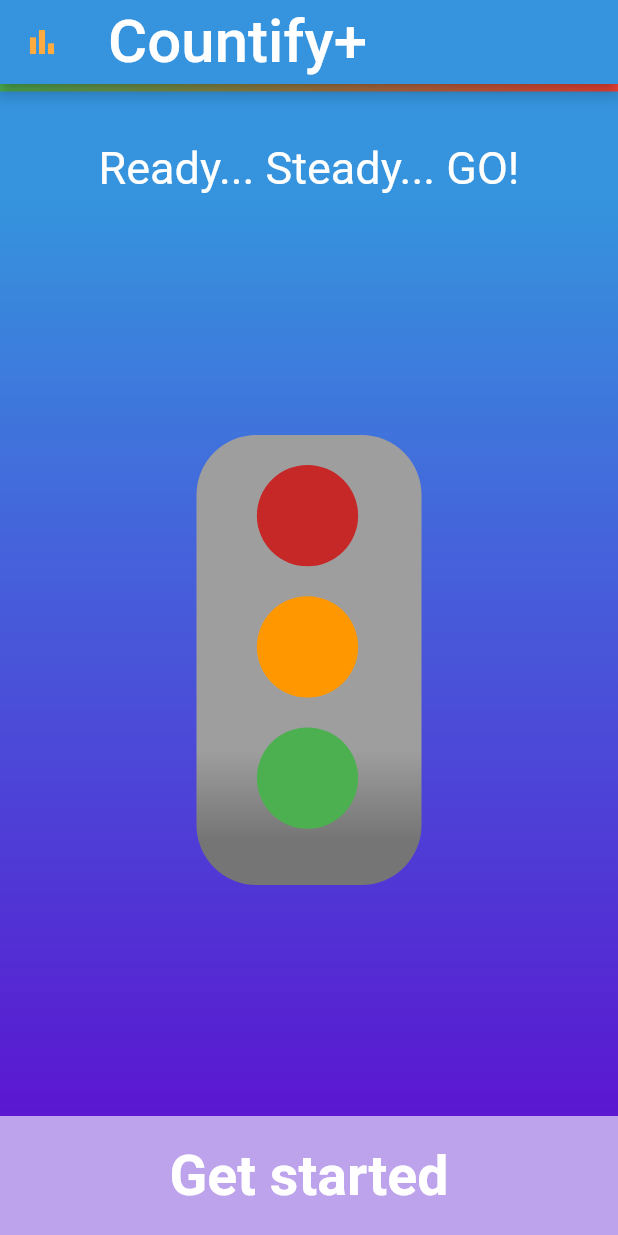
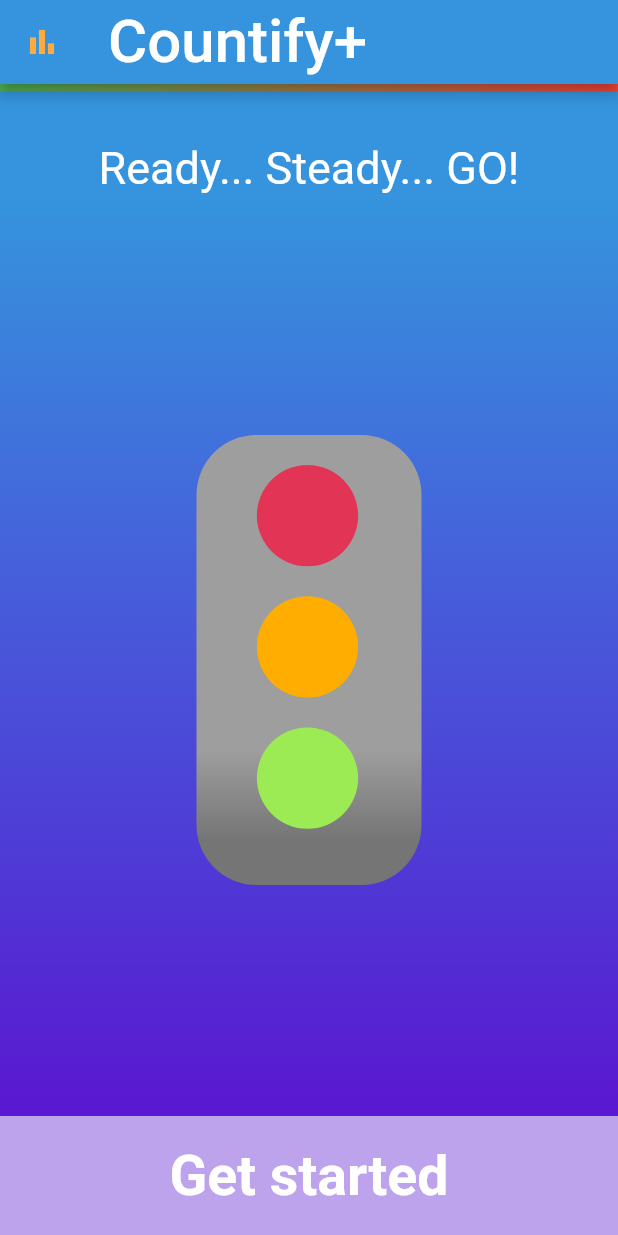
Before and after one commit to lolanator/traffic_counting_flutter, a Flutter app: the screen it shows after launch, on a phone screen of 412 x 824 dp. Run offline on Flutter 3.47's test engine with Material 2 defaults, Android fonts, the phone set to English and light mode, and no system bars; our stand-ins replace bubble_tab_indicator, flutter_spinkit, image_picker, video_player; Roboto replaces fonts that are missing (Chicle, Ubuntu).

Commit message:
Made animation repeat

```diff
--- a/lib/traffic_home_screen.dart
+++ b/lib/traffic_home_screen.dart
@@ -9,10 +9,72 @@ class TrafficHomeScreen extends StatefulWidget {
 }
 //hello-----
 
-class _TrafficHomeScreenState extends State<TrafficHomeScreen> {
+class _TrafficHomeScreenState extends State<TrafficHomeScreen> with TickerProviderStateMixin {
   Color _colorRed = Colors.pinkAccent;
   Color _colorGreen = Colors.lightGreenAccent;
   Color _colorYellow = Colors.yellowAccent;
+
+  Animation<Color> animationGreen;
+  AnimationController controllerGreen;
+
+  Animation<Color> animationYellow;
+  AnimationController controllerYellow;
+
+  Animation<Color> animationRed;
+  AnimationController controllerRed;
+
+  @override
+  void initState() {
+    super.initState();
+
+    controllerGreen =
+        AnimationController(vsync: this, duration: Duration(milliseconds: 1400));
+    animationGreen = ColorTween(begin: Colors.green[700], end: Colors.lightGreenAccent).animate(controllerGreen)
+      ..addListener(() {
+        setState(() {});
+      })
+      ..addStatusListener((status) {
+        if (status == AnimationStatus.completed) {
+          controllerGreen.reverse();
+        } else if (status == AnimationStatus.dismissed) {
+          controllerGreen.forward();
+        }
+      });
+
+    controllerGreen.forward();
+
+    controllerYellow =
+        AnimationController(vsync: this, duration: Duration(milliseconds: 1200));
+    animationYellow = ColorTween(begin: Colors.orange, end: Colors.yellowAccent).animate(controllerYellow)
+      ..addListener(() {
+        setState(() {});
+      })
+      ..addStatusListener((status) {
+        if (status == AnimationStatus.completed) {
+          controllerYellow.reverse();
+        } else if (status == AnimationStatus.dismissed) {
+          controllerYellow.forward();
+        }
+      });
+
+    controllerYellow.forward();
+
+    controllerRed =
+        AnimationController(vsync: this, duration: Duration(milliseconds: 1000));
+    animationRed = ColorTween(begin: Colors.red[800], end: Colors.pinkAccent).animate(controllerRed)
+      ..addListener(() {
+        setState(() {});
+      })
+      ..addStatusListener((status) {
+        if (status == AnimationStatus.completed) {
+          controllerRed.reverse();
+        } else if (status == AnimationStatus.dismissed) {
+          controllerRed.forward();
+        }
+      });
+
+    controllerRed.forward();
+  }
 
   @override
   Widget build(BuildContext context) {
@@ -91,8 +153,7 @@ class _TrafficHomeScreenState extends State<TrafficHomeScreen> {
                   ),
                   Column(
                     children: <Widget>[
-                      TweenAnimationBuilder(
-                        child: Padding(
+                      Padding(
                         padding: EdgeInsets.only(left: 40.25, top: 20),
                         child: Container(
                           alignment: Alignment.topCenter,
@@ -100,14 +161,11 @@ class _TrafficHomeScreenState extends State<TrafficHomeScreen> {
                           width: 67.5,
                           decoration: BoxDecoration(
                             borderRadius: BorderRadius.circular(100.0),
-                              color: Colors.red[800],
+                            color: animationRed.value,
                           ),
                         ),
                       ),
-                        duration: Duration(milliseconds: 450),
-                        tween: ColorTween(begin: Colors.red[800], end: _colorRed),
-                        builder: (BuildContext context, Color color, Widget child) {
-                          return Padding(
+                      Padding(
                         padding: EdgeInsets.only(left: 40.25, top: 20),
                         child: Container(
                           alignment: Alignment.topCenter,
@@ -115,16 +173,11 @@ class _TrafficHomeScreenState extends State<TrafficHomeScreen> {
                           width: 67.5,
                           decoration: BoxDecoration(
                             borderRadius: BorderRadius.circular(100.0),
-                                color: color,
+                            color: animationYellow.value,
                           ),
                         ),
-                          );
-                        },
-                        onEnd: () => setState(() => _colorRed = Colors.red[800],
                       ),
-                      ),
-                      TweenAnimationBuilder(
-                        child: Padding(
+                      Padding(
                         padding: EdgeInsets.only(left: 40.25, top: 20),
                         child: Container(
                           alignment: Alignment.topCenter,
@@ -132,59 +185,8 @@ class _TrafficHomeScreenState extends State<TrafficHomeScreen> {
                           width: 67.5,
                           decoration: BoxDecoration(
                             borderRadius: BorderRadius.circular(100.0),
-                              color: Colors.orange,
+                            color: animationGreen.value,
                           ),
-                          ),
-                        ),
-                        duration: Duration(milliseconds: 600),
-                        tween: ColorTween(begin: Colors.orange, end: _colorYellow),
-                        builder: (BuildContext context, Color color, Widget child) {
-                          return Padding(
-                            padding: EdgeInsets.only(left: 40.25, top: 20),
-                            child: Container(
-                              alignment: Alignment.topCenter,
-                              height: 67.5,
-                              width: 67.5,
-                              decoration: BoxDecoration(
-                                borderRadius: BorderRadius.circular(100.0),
-                                color: color,
-                              ),
-                            ),
-                          );
-                        },
-                        onEnd: () => setState(() => _colorYellow = Colors.orange,
-                        ),
-                      ),
-                      TweenAnimationBuilder(
-                        child: Padding(
-                          padding: EdgeInsets.only(left: 40.25, top: 20),
-                          child: Container(
-                            alignment: Alignment.topCenter,
-                            height: 67.5,
-                            width: 67.5,
-                            decoration: BoxDecoration(
-                              borderRadius: BorderRadius.circular(100.0),
-                              color: Colors.green,
-                            ),
-                          ),
-                        ),
-                        duration: Duration(milliseconds: 750),
-                        tween: ColorTween(begin: Colors.green, end: _colorGreen),
-                        builder: (BuildContext context, Color color, Widget child) {
-                          return Padding(
-                            padding: EdgeInsets.only(left: 40.25, top: 20),
-                            child: Container(
-                              alignment: Alignment.topCenter,
-                              height: 67.5,
-                              width: 67.5,
-                              decoration: BoxDecoration(
-                                borderRadius: BorderRadius.circular(100.0),
-                                color: color,
-                              ),
-                            ),
-                          );
-                        },
-                        onEnd: () => setState(() => _colorGreen = Colors.green,
                         ),
                       ),
                     ],
@@ -239,5 +241,13 @@ class _TrafficHomeScreenState extends State<TrafficHomeScreen> {
       ),
     );
   }
+
+  @override
+  void dispose() {
+    controllerRed.dispose();
+    controllerGreen.dispose();
+    controllerYellow.dispose();
+    super.dispose();
+  }
 }
 //------------------------------------------------------ Lola
```
Lines whose indentation alone changed are shown as unchanged.
